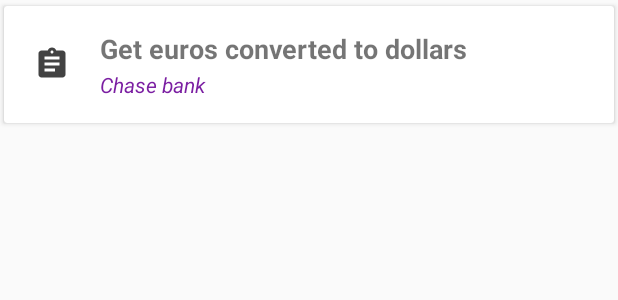
After one commit to pranitk/Location-reminder, an Android app: the layout schedule_list_item_new.xml on its own in the app's theme, with its tools: preview values and no code run, on a phone screen of 412 x 824 dp. The commit adds this screen. Shown: the top 300 px of the screen. Run offline under Robolectric (Android 15) with nearby library versions, the phone set to English and light mode, and no system bars.

Commit message:
List item view updated Other improvements App name changed

```diff
--- a/app/src/main/java/com/pranitkulkarni/remindbylocation/AddTextReminder.java
+++ b/app/src/main/java/com/pranitkulkarni/remindbylocation/AddTextReminder.java
@@ -34,6 +34,7 @@ public class AddTextReminder extends AppCompatActivity {
         setSupportActionBar(toolbar);
         getSupportActionBar().setDisplayHomeAsUpEnabled(true);
 
+        setTitle("Add");
         locationTv = (TextView)findViewById(R.id.location_text);
         contentTv = (TextView)findViewById(R.id.text);
 
@@ -63,6 +64,8 @@ public class AddTextReminder extends AppCompatActivity {
             @Override
             public void onClick(View v) {
 
+                if (latitude != null || !contentTv.getText().toString().isEmpty()){
+
                     ScheduleModel model = new ScheduleModel();
                     model.setLatitude(latitude);
                     model.setLongitude(longitude);
@@ -76,6 +79,7 @@ public class AddTextReminder extends AppCompatActivity {
                     if (databaseManager.addSchedule(model))
                         finish();
 
+                }
 
             }
         });
--- a/app/src/main/java/com/pranitkulkarni/remindbylocation/database/DatabaseManager.java
+++ b/app/src/main/java/com/pranitkulkarni/remindbylocation/database/DatabaseManager.java
@@ -157,6 +157,7 @@ public class DatabaseManager extends SQLiteOpenHelper {
                 model.setLabel(cursor.getString(cursor.getColumnIndex(DatabaseInfo.Schedules.LABEL)));
                 model.setLatitude(location.getLatitude());
                 model.setLongitude(location.getLongitude());
+                model.setCreated_at(cursor.getString(cursor.getColumnIndex(DatabaseInfo.Schedules.CREATED_AT)));
 
                 Log.d("Reminder "+model.getId()," at "+model.getPlace_name());
 
@@ -202,6 +203,9 @@ public class DatabaseManager extends SQLiteOpenHelper {
                 model.setLatitude(cursor.getDouble(cursor.getColumnIndex(DatabaseInfo.Schedules.LATITUDE)));
                 model.setLongitude(cursor.getDouble(cursor.getColumnIndex(DatabaseInfo.Schedules.LONGITUDE)));
                 model.setLabel(cursor.getString(cursor.getColumnIndex(DatabaseInfo.Schedules.LABEL)));
+                Boolean isNotified = (cursor.getInt(cursor.getColumnIndex(DatabaseInfo.Schedules.IS_NOTIFIED)) == 1);
+                model.setNotified(isNotified);
+
 
                 reminders.add(model);
 
--- a/app/src/main/java/com/pranitkulkarni/remindbylocation/fragments/FragmentHome.java
+++ b/app/src/main/java/com/pranitkulkarni/remindbylocation/fragments/FragmentHome.java
@@ -34,7 +34,6 @@ public class FragmentHome extends Fragment {
             @Override
             public void onClick(View v) {
 
-                //startActivity(new Intent(getActivity(),AddMessageReminder.class));
                 startActivity(new Intent(getActivity(),AddTextReminder.class));
 
             }
@@ -44,7 +43,6 @@ public class FragmentHome extends Fragment {
             @Override
             public void onClick(View v) {
 
-                //startActivity(new Intent(getActivity(),AddMessageReminder.class));
                 startActivity(new Intent(getActivity(),AddMessageReminder.class));
 
             }
--- /dev/null
+++ b/app/src/main/res/layout/schedule_list_item_new.xml
@@ -0,0 +1,59 @@
+<?xml version="1.0" encoding="utf-8"?>
+<android.support.v7.widget.CardView xmlns:android="http://schemas.android.com/apk/res/android"
+    xmlns:app="http://schemas.android.com/apk/res-auto"
+    app:cardUseCompatPadding="true"
+    android:orientation="vertical"
+    android:layout_marginBottom="8dp"
+    android:layout_width="match_parent"
+    android:layout_height="wrap_content">
+
+    <LinearLayout
+        android:padding="8dp"
+        android:layout_width="match_parent"
+        android:layout_height="wrap_content">
+
+        <ImageView
+            android:layout_gravity="center"
+            android:id="@+id/reminder_type_logo"
+            android:padding="12dp"
+            app:srcCompat="@drawable/ic_text_reminder_dark"
+            android:layout_width="48dp"
+            android:layout_height="48dp" />
+
+        <LinearLayout
+            android:padding="8dp"
+            android:orientation="vertical"
+            android:layout_width="match_parent"
+            android:layout_height="wrap_content">
+
+            <TextView
+                android:textStyle="bold"
+                android:text="Get euros converted to dollars"
+                android:id="@+id/reminder_text"
+                android:textSize="18sp"
+                android:layout_width="match_parent"
+                android:layout_height="wrap_content" />
+
+            <TextView
+                android:visibility="gone"
+                android:id="@+id/reminder_sub_text"
+                android:layout_marginTop="2dp"
+                android:layout_marginBottom="4dp"
+                android:layout_width="match_parent"
+                android:layout_height="wrap_content" />
+
+            <TextView
+                android:textColor="@color/colorPrimaryDark"
+                android:id="@+id/location_text"
+                android:layout_marginTop="2dp"
+                android:text="Chase bank"
+                android:textStyle="italic"
+                android:layout_width="match_parent"
+                android:layout_height="wrap_content" />
+
+
+        </LinearLayout>
+
+    </LinearLayout>
+
+</android.support.v7.widget.CardView>
--- a/app/src/main/res/values/strings.xml
+++ b/app/src/main/res/values/strings.xml
@@ -1,5 +1,5 @@
 <resources>
-    <string name="app_name">Remind By Location</string>
+    <string name="app_name">When I am at?</string>
     <string name="title_home">Home</string>
     <string name="title_reminders">Reminders</string>
     <string name="title_notifications">Notifications</string>
```
Also changed, not shown: app/src/main/AndroidManifest.xml (+7 -0 lines), app/src/main/java/com/pranitkulkarni/remindbylocation/AdapterSchedules.java (+22 -3 lines), app/src/main/java/com/pranitkulkarni/remindbylocation/BootCompletedReceiver.java (added, +23 -0 lines), app/src/main/java/com/pranitkulkarni/remindbylocation/database/ScheduleModel.java (+9 -1 lines), app/src/main/java/com/pranitkulkarni/remindbylocation/fragments/FragmentSettings.java (+21 -1 lines), app/src/main/res/layout/activity_add_text_reminder.xml (+10 -7 lines). Lines whose indentation alone changed are shown as unchanged.
